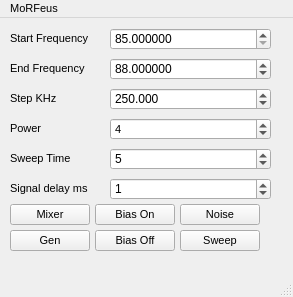
Qt form morfeus_pyqt.ui (Psynosaur/moRFeusQt) before a commit.
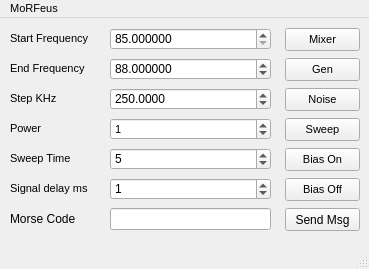
The same form after that commit.

```diff
--- a/morfeus_pyqt.ui
+++ b/morfeus_pyqt.ui
@@ -6,14 +6,20 @@
    <rect>
     <x>0</x>
     <y>0</y>
-    <width>293</width>
-    <height>297</height>
+    <width>369</width>
+    <height>269</height>
    </rect>
   </property>
+  <property name="minimumSize">
+   <size>
+    <width>369</width>
+    <height>269</height>
+   </size>
+  </property>
   <property name="maximumSize">
    <size>
-    <width>300</width>
-    <height>297</height>
+    <width>369</width>
+    <height>287</height>
    </size>
   </property>
   <property name="windowTitle">
@@ -25,14 +31,14 @@
    </property>
    <property name="minimumSize">
     <size>
-     <width>293</width>
-     <height>252</height>
+     <width>369</width>
+     <height>250</height>
     </size>
    </property>
    <property name="maximumSize">
     <size>
-     <width>330</width>
-     <height>280</height>
+     <width>369</width>
+     <height>250</height>
     </size>
    </property>
    <widget class="QLabel" name="startlabel">
@@ -129,10 +135,10 @@
      </rect>
     </property>
     <property name="decimals">
-     <number>3</number>
+     <number>4</number>
     </property>
     <property name="minimum">
-     <double>1.000000000000000</double>
+     <double>0.001000000000000</double>
     </property>
     <property name="maximum">
      <double>50000.000000000000000</double>
@@ -208,135 +214,9 @@
      <number>7</number>
     </property>
     <property name="value">
-     <number>4</number>
+     <number>1</number>
     </property>
    </widget>
-   <widget class="QWidget" name="layoutWidget">
-    <property name="geometry">
-     <rect>
-      <x>10</x>
-      <y>186</y>
-      <width>271</width>
-      <height>61</height>
-     </rect>
-    </property>
-    <layout class="QGridLayout" name="gridLayout">
-     <property name="sizeConstraint">
-      <enum>QLayout::SetFixedSize</enum>
-     </property>
-     <property name="spacing">
-      <number>5</number>
-     </property>
-     <item row="1" column="0">
-      <widget class="QPushButton" name="genbutton">
-       <property name="maximumSize">
-        <size>
-         <width>80</width>
-         <height>25</height>
-        </size>
-       </property>
-       <property name="font">
-        <font>
-         <pointsize>8</pointsize>
-        </font>
-       </property>
-       <property name="text">
-        <string>Gen</string>
-       </property>
-      </widget>
-     </item>
-     <item row="1" column="1">
-      <widget class="QPushButton" name="biasoff">
-       <property name="maximumSize">
-        <size>
-         <width>80</width>
-         <height>25</height>
-        </size>
-       </property>
-       <property name="font">
-        <font>
-         <pointsize>8</pointsize>
-        </font>
-       </property>
-       <property name="text">
-        <string>Bias Off</string>
-       </property>
-      </widget>
-     </item>
-     <item row="0" column="1">
-      <widget class="QPushButton" name="biason">
-       <property name="maximumSize">
-        <size>
-         <width>80</width>
-         <height>25</height>
-        </size>
-       </property>
-       <property name="font">
-        <font>
-         <pointsize>8</pointsize>
-        </font>
-       </property>
-       <property name="text">
-        <string>Bias On</string>
-       </property>
-      </widget>
-     </item>
-     <item row="0" column="0">
-      <widget class="QPushButton" name="mixbutton">
-       <property name="maximumSize">
-        <size>
-         <width>80</width>
-         <height>25</height>
-        </size>
-       </property>
-       <property name="font">
-        <font>
-         <pointsize>8</pointsize>
-        </font>
-       </property>
-       <property name="text">
-        <string>Mixer</string>
-       </property>
-      </widget>
-     </item>
-     <item row="0" column="2">
-      <widget class="QPushButton" name="noisebutton">
-       <property name="maximumSize">
-        <size>
-         <width>80</width>
-         <height>25</height>
-        </size>
-       </property>
-       <property name="font">
-        <font>
-         <pointsize>8</pointsize>
-        </font>
-       </property>
-       <property name="text">
-        <string>Noise</string>
-       </property>
-      </widget>
-     </item>
-     <item row="1" column="2">
-      <widget class="QPushButton" name="sweepbutton">
-       <property name="maximumSize">
-        <size>
-         <width>80</width>
-         <height>25</height>
-        </size>
-       </property>
-       <property name="font">
-        <font>
-         <pointsize>8</pointsize>
-        </font>
-       </property>
-       <property name="text">
-        <string>Sweep</string>
-       </property>
-      </widget>
-     </item>
-    </layout>
-   </widget>
    <widget class="QSpinBox" name="time">
     <property name="geometry">
      <rect>
@@ -411,6 +291,186 @@
      <number>1</number>
     </property>
    </widget>
+   <widget class="QPushButton" name="noisebutton">
+    <property name="geometry">
+     <rect>
+      <x>285</x>
+      <y>70</y>
+      <width>75</width>
+      <height>23</height>
+     </rect>
+    </property>
+    <property name="maximumSize">
+     <size>
+      <width>80</width>
+      <height>25</height>
+     </size>
+    </property>
+    <property name="font">
+     <font>
+      <pointsize>8</pointsize>
+     </font>
+    </property>
+    <property name="text">
+     <string>Noise</string>
+    </property>
+   </widget>
+   <widget class="QLabel" name="label">
+    <property name="geometry">
+     <rect>
+      <x>10</x>
+      <y>193</y>
+      <width>81</width>
+      <height>16</height>
+     </rect>
+    </property>
+    <property name="text">
+     <string>Morse Code</string>
+    </property>
+   </widget>
+   <widget class="QPushButton" name="morsebutton">
+    <property name="geometry">
+     <rect>
+      <x>285</x>
+      <y>190</y>
+      <width>75</width>
+      <height>23</height>
+     </rect>
+    </property>
+    <property name="text">
+     <string>Send Msg</string>
+    </property>
+   </widget>
+   <widget class="QPushButton" name="biason">
+    <property name="geometry">
+     <rect>
+      <x>285</x>
+      <y>130</y>
+      <width>75</width>
+      <height>23</height>
+     </rect>
+    </property>
+    <property name="maximumSize">
+     <size>
+      <width>80</width>
+      <height>25</height>
+     </size>
+    </property>
+    <property name="font">
+     <font>
+      <pointsize>8</pointsize>
+     </font>
+    </property>
+    <property name="text">
+     <string>Bias On</string>
+    </property>
+   </widget>
+   <widget class="QPushButton" name="genbutton">
+    <property name="geometry">
+     <rect>
+      <x>285</x>
+      <y>40</y>
+      <width>75</width>
+      <height>23</height>
+     </rect>
+    </property>
+    <property name="maximumSize">
+     <size>
+      <width>80</width>
+      <height>25</height>
+     </size>
+    </property>
+    <property name="font">
+     <font>
+      <pointsize>8</pointsize>
+     </font>
+    </property>
+    <property name="text">
+     <string>Gen</string>
+    </property>
+   </widget>
+   <widget class="QPushButton" name="biasoff">
+    <property name="geometry">
+     <rect>
+      <x>285</x>
+      <y>160</y>
+      <width>75</width>
+      <height>23</height>
+     </rect>
+    </property>
+    <property name="maximumSize">
+     <size>
+      <width>80</width>
+      <height>25</height>
+     </size>
+    </property>
+    <property name="font">
+     <font>
+      <pointsize>8</pointsize>
+     </font>
+    </property>
+    <property name="text">
+     <string>Bias Off</string>
+    </property>
+   </widget>
+   <widget class="QPushButton" name="sweepbutton">
+    <property name="geometry">
+     <rect>
+      <x>285</x>
+      <y>100</y>
+      <width>75</width>
+      <height>23</height>
+     </rect>
+    </property>
+    <property name="maximumSize">
+     <size>
+      <width>80</width>
+      <height>25</height>
+     </size>
+    </property>
+    <property name="font">
+     <font>
+      <pointsize>8</pointsize>
+     </font>
+    </property>
+    <property name="text">
+     <string>Sweep</string>
+    </property>
+   </widget>
+   <widget class="QPushButton" name="mixbutton">
+    <property name="geometry">
+     <rect>
+      <x>285</x>
+      <y>10</y>
+      <width>75</width>
+      <height>23</height>
+     </rect>
+    </property>
+    <property name="maximumSize">
+     <size>
+      <width>80</width>
+      <height>25</height>
+     </size>
+    </property>
+    <property name="font">
+     <font>
+      <pointsize>8</pointsize>
+     </font>
+    </property>
+    <property name="text">
+     <string>Mixer</string>
+    </property>
+   </widget>
+   <widget class="QLineEdit" name="morseInput">
+    <property name="geometry">
+     <rect>
+      <x>110</x>
+      <y>190</y>
+      <width>161</width>
+      <height>22</height>
+     </rect>
+    </property>
+   </widget>
   </widget>
   <widget class="QStatusBar" name="statusbar">
    <property name="font">
@@ -424,8 +484,8 @@
     <rect>
      <x>0</x>
      <y>0</y>
-     <width>293</width>
-     <height>23</height>
+     <width>369</width>
+     <height>19</height>
     </rect>
    </property>
    <property name="font">
```
Left out of the diff: 14 changed lines with no effect on the pictures.
